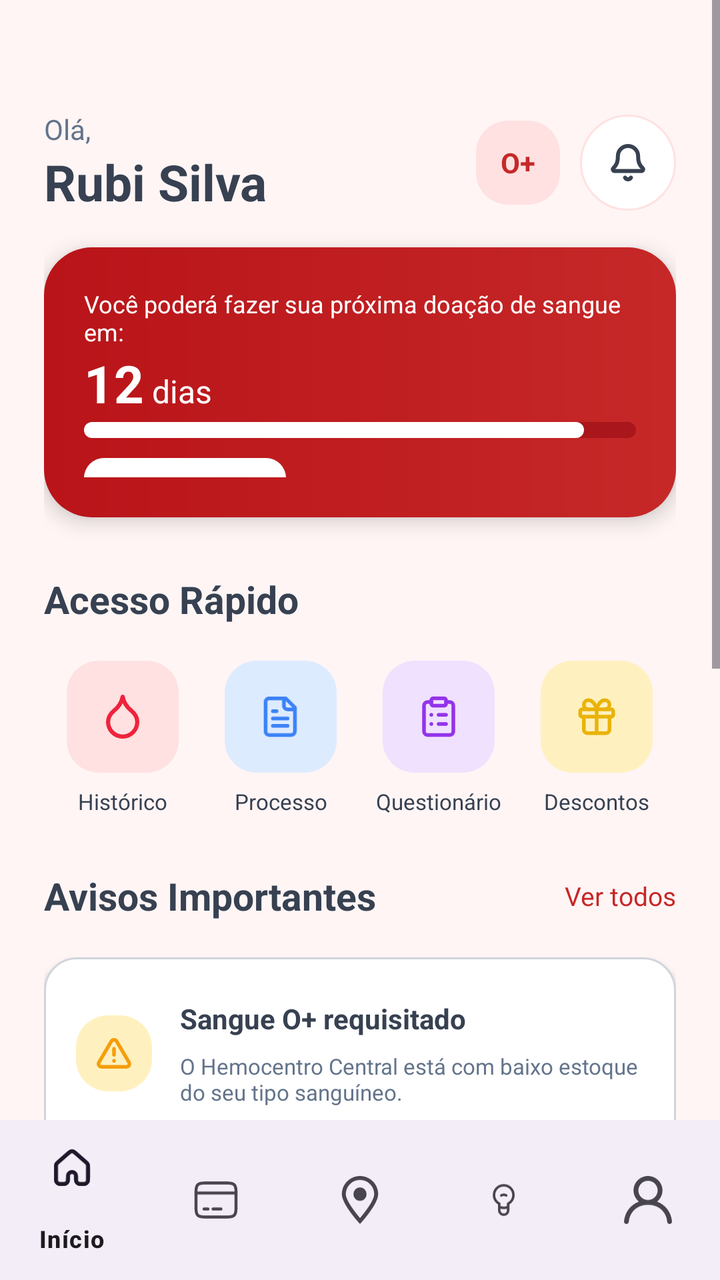
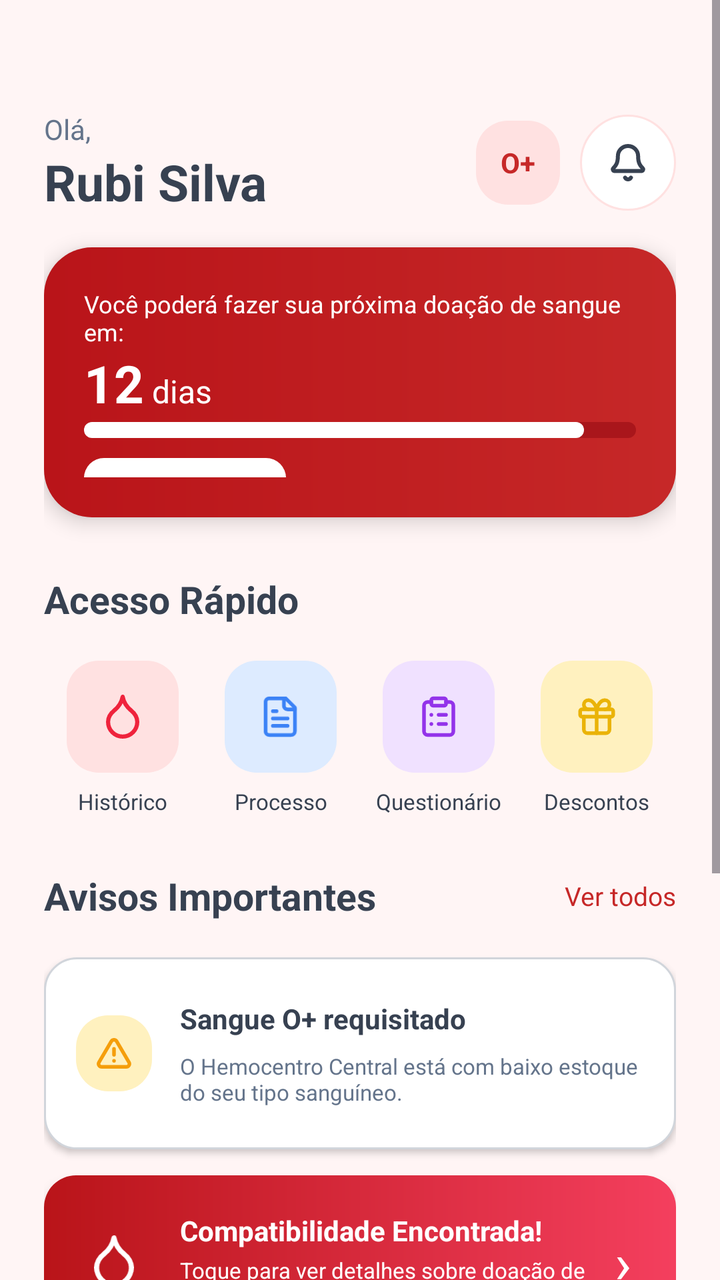

The first picture is an Android layout as it rendered before a commit; the second is the same layout after the commit. The layout source and the unified diff follow.
<!-- AndroidManifest.xml: application theme Theme.Hemo_Conecta -->
<!-- res/layout/fragment_inicio.xml -->
<?xml version="1.0" encoding="utf-8"?>
<androidx.constraintlayout.widget.ConstraintLayout
    xmlns:android="http://schemas.android.com/apk/res/android"
    xmlns:app="http://schemas.android.com/apk/res-auto"
    android:layout_width="match_parent"
    android:layout_height="match_parent"
    android:background="@color/background">

    
    <ScrollView
        android:layout_width="0dp"
        android:layout_height="0dp"
        android:fillViewport="true"
        app:layout_constraintBottom_toTopOf="@id/bottomNavigation"
        app:layout_constraintEnd_toEndOf="parent"
        app:layout_constraintHorizontal_bias="0.0"
        app:layout_constraintStart_toStartOf="parent"
        app:layout_constraintTop_toTopOf="parent"
        app:layout_constraintVertical_bias="0.0">

        <LinearLayout
            android:layout_width="match_parent"
            android:layout_height="wrap_content"
            android:orientation="vertical"
            android:paddingStart="22dp"
            android:paddingTop="55dp"
            android:paddingEnd="22dp"
            android:paddingBottom="25dp">

            
            <LinearLayout
                android:layout_width="match_parent"
                android:layout_height="wrap_content"
                android:gravity="center_vertical"
                android:orientation="horizontal">

                <LinearLayout
                    android:layout_width="0dp"
                    android:layout_height="wrap_content"
                    android:layout_weight="1"
                    android:orientation="vertical">

                    <TextView
                        android:layout_width="wrap_content"
                        android:layout_height="wrap_content"
                        android:text="@string/ola"
                        android:textColor="@color/text_secondary"
                        android:textSize="14sp" />

                    <TextView
                        android:layout_width="wrap_content"
                        android:layout_height="wrap_content"
                        android:text="@string/nome_usuario"
                        android:textColor="@color/text_title"
                        android:textSize="25sp"
                        android:textStyle="bold" />

                </LinearLayout>

                
                <TextView
                    android:layout_width="42dp"
                    android:layout_height="42dp"
                    android:background="@drawable/bg_quick_red"
                    android:gravity="center"
                    android:text="@string/tipo_sanguineo_usuario"
                    android:textColor="@color/red"
                    android:textSize="14sp"
                    android:textStyle="bold" />

                
                <ImageButton
                    android:layout_width="48dp"
                    android:layout_height="48dp"
                    android:layout_marginStart="10dp"
                    android:background="@drawable/bg_buttom_notifications"
                    android:contentDescription="@string/notificacoes"
                    android:padding="12dp"
                    android:src="@drawable/ic_notifications"
                    app:tint="@color/text_dark" />
            </LinearLayout>


            
            <LinearLayout
                android:layout_width="match_parent"
                android:layout_height="135dp"
                android:layout_marginTop="16dp"
                android:background="@drawable/bg_doacao"
                android:elevation="6dp"
                android:orientation="vertical"
                android:padding="20dp">

                <TextView
                    android:layout_width="wrap_content"
                    android:layout_height="wrap_content"
                    android:text="@string/proxima_doacao"
                    android:textColor="@color/white"
                    android:textSize="12sp" />

                <LinearLayout
                    android:layout_width="wrap_content"
                    android:layout_height="wrap_content"
                    android:gravity="bottom"
                    android:orientation="horizontal">

                    <TextView
                        android:layout_width="wrap_content"
                        android:layout_height="wrap_content"
                        android:text="@string/dias_proxima_doacao"
                        android:textColor="@color/white"
                        android:textSize="26sp"
                        android:textStyle="bold" />

                    <TextView
                        android:layout_width="wrap_content"
                        android:layout_height="wrap_content"
                        android:layout_marginStart="4dp"
                        android:text="@string/dias"
                        android:textColor="@color/white"
                        android:textSize="16sp" />

                </LinearLayout>

                
                <FrameLayout
                    android:layout_width="match_parent"
                    android:layout_height="8dp"
                    android:layout_marginTop="2dp"
                    android:background="@drawable/bg_progress">

                    <View
                        android:layout_width="250dp"
                        android:layout_height="match_parent"
                        android:background="@drawable/bg_progress_fill" />
                </FrameLayout>

                
                <TextView
                    android:layout_width="101dp"
                    android:layout_height="30dp"
                    android:layout_marginTop="10dp"
                    android:background="@drawable/bg_agendar"
                    android:gravity="center"
                    android:text="@string/agendar_agora"
                    android:textColor="@color/button_text"
                    android:textSize="11sp"
                    android:textStyle="bold" />
            </LinearLayout>


            
            <TextView
                android:layout_width="wrap_content"
                android:layout_height="wrap_content"
                android:layout_marginTop="28dp"
                android:text="@string/acesso_rapido"
                android:textColor="@color/text_title"
                android:textSize="19sp"
                android:textStyle="bold" />

            <LinearLayout
                android:layout_width="match_parent"
                android:layout_height="wrap_content"
                android:layout_marginTop="18dp"
                android:gravity="center"
                android:orientation="horizontal">

                
                <LinearLayout
                    android:layout_width="0dp"
                    android:layout_height="wrap_content"
                    android:layout_weight="1"
                    android:gravity="center"
                    android:orientation="vertical">

                    <ImageView
                        android:layout_width="56dp"
                        android:layout_height="56dp"
                        android:background="@drawable/bg_quick_red"
                        android:padding="17dp"
                        android:src="@drawable/ic_blood"
                        app:tint="@color/quick_red_icon" />

                    <TextView
                        android:layout_width="wrap_content"
                        android:layout_height="wrap_content"
                        android:layout_marginTop="7dp"
                        android:text="@string/historico"
                        android:textColor="@color/text_dark"
                        android:textSize="11sp" />
                </LinearLayout>

                
                <LinearLayout
                    android:layout_width="0dp"
                    android:layout_height="wrap_content"
                    android:layout_weight="1"
                    android:gravity="center"
                    android:orientation="vertical">

                    <ImageView
                        android:layout_width="56dp"
                        android:layout_height="56dp"
                        android:background="@drawable/bg_quick_blue"
                        android:padding="17dp"
                        android:src="@drawable/ic_document"
                        app:tint="@color/quick_blue_icon" />

                    <TextView
                        android:layout_width="wrap_content"
                        android:layout_height="wrap_content"
                        android:layout_marginTop="7dp"
                        android:text="@string/processo"
                        android:textColor="@color/text_dark"
                        android:textSize="11sp" />
                </LinearLayout>

                
                <LinearLayout
                    android:layout_width="0dp"
                    android:layout_height="wrap_content"
                    android:layout_weight="1"
                    android:gravity="center"
                    android:orientation="vertical">

                    <ImageView
                        android:layout_width="56dp"
                        android:layout_height="56dp"
                        android:background="@drawable/bg_quick_purple"
                        android:padding="17dp"
                        android:src="@drawable/ic_clipboard"
                        app:tint="@color/quick_purple_icon" />

                    <TextView
                        android:layout_width="wrap_content"
                        android:layout_height="wrap_content"
                        android:layout_marginTop="7dp"
                        android:text="@string/questionario"
                        android:textColor="@color/text_dark"
                        android:textSize="11sp" />
                </LinearLayout>

                
                <LinearLayout
                    android:layout_width="0dp"
                    android:layout_height="wrap_content"
                    android:layout_weight="1"
                    android:gravity="center"
                    android:orientation="vertical">

                    <ImageView
                        android:layout_width="56dp"
                        android:layout_height="56dp"
                        android:background="@drawable/bg_quick_yellow"
                        android:padding="17dp"
                        android:src="@drawable/ic_gift"
                        app:tint="@color/quick_yellow_icon" />

                    <TextView
                        android:layout_width="wrap_content"
                        android:layout_height="wrap_content"
                        android:layout_marginTop="7dp"
                        android:text="@string/descontos"
                        android:textColor="@color/text_dark"
                        android:textSize="11sp" />
                </LinearLayout>
            </LinearLayout>


            
            <LinearLayout
                android:layout_width="match_parent"
                android:layout_height="wrap_content"
                android:layout_marginTop="27dp"
                android:gravity="center_vertical"
                android:orientation="horizontal">

                <TextView
                    android:layout_width="0dp"
                    android:layout_height="wrap_content"
                    android:layout_weight="1"
                    android:text="@string/avisos_importantes"
                    android:textColor="@color/text_title"
                    android:textSize="19sp"
                    android:textStyle="bold" />

                <TextView
                    android:layout_width="wrap_content"
                    android:layout_height="wrap_content"
                    android:text="@string/ver_todos"
                    android:textColor="@color/red"
                    android:textSize="13sp" />
            </LinearLayout>


            
            <LinearLayout
                android:layout_width="match_parent"
                android:layout_height="96dp"
                android:layout_marginTop="18dp"
                android:background="@drawable/bg_aviso"
                android:elevation="2dp"
                android:gravity="center_vertical"
                android:orientation="horizontal"
                android:padding="16dp">

                <ImageView
                    android:layout_width="38dp"
                    android:layout_height="38dp"
                    android:background="@drawable/bg_quick_yellow"
                    android:padding="10dp"
                    android:src="@drawable/ic_warning"
                    app:tint="@color/warning_icon" />

                <LinearLayout
                    android:layout_width="0dp"
                    android:layout_height="wrap_content"
                    android:layout_marginStart="14dp"
                    android:layout_weight="1"
                    android:orientation="vertical">

                    <TextView
                        android:layout_width="wrap_content"
                        android:layout_height="wrap_content"
                        android:text="@string/sangue_o_positivo_requisitado"
                        android:textColor="@color/text_dark"
                        android:textSize="14sp"
                        android:textStyle="bold" />

                    <TextView
                        android:layout_width="wrap_content"
                        android:layout_height="wrap_content"
                        android:layout_marginTop="7dp"
                        android:text="@string/aviso_estoque"
                        android:textColor="@color/text_secondary"
                        android:textSize="11sp" />
                </LinearLayout>
            </LinearLayout>


            
            <LinearLayout
                android:layout_width="match_parent"
                android:layout_height="86dp"
                android:layout_marginTop="13dp"
                android:background="@drawable/bg_compatibilidade"
                android:elevation="4dp"
                android:gravity="center_vertical"
                android:orientation="horizontal"
                android:padding="14dp">

                <ImageView
                    android:layout_width="42dp"
                    android:layout_height="42dp"
                    android:padding="8dp"
                    android:src="@drawable/ic_blood"
                    app:tint="@color/white" />

                <LinearLayout
                    android:layout_width="0dp"
                    android:layout_height="wrap_content"
                    android:layout_marginStart="12dp"
                    android:layout_weight="1"
                    android:orientation="vertical">

                    <TextView
                        android:layout_width="wrap_content"
                        android:layout_height="wrap_content"
                        android:text="@string/compatibilidade_encontrada"
                        android:textColor="@color/white"
                        android:textSize="14sp"
                        android:textStyle="bold" />

                    <TextView
                        android:layout_width="wrap_content"
                        android:layout_height="wrap_content"
                        android:layout_marginTop="3dp"
                        android:text="@string/compatibilidade_descricao"
                        android:textColor="@color/white"
                        android:textSize="11sp" />
                </LinearLayout>

                <TextView
                    android:layout_width="25dp"
                    android:layout_height="wrap_content"
                    android:gravity="center"
                    android:text="›"
                    android:textColor="@color/white"
                    android:textSize="28sp" />
            </LinearLayout>


            
            <LinearLayout
                android:layout_width="match_parent"
                android:layout_height="215dp"
                android:layout_marginTop="24dp"
                android:background="@drawable/bg_ranking"
                android:orientation="vertical"
                android:padding="18dp">

                
                <LinearLayout
                    android:layout_width="match_parent"
                    android:layout_height="wrap_content"
                    android:gravity="center_vertical"
                    android:orientation="horizontal">

                    <ImageView
                        android:layout_width="22dp"
                        android:layout_height="22dp"
                        android:src="@drawable/ic_trophy"
                        app:tint="@color/ranking_gold" />

                    <TextView
                        android:layout_width="0dp"
                        android:layout_height="wrap_content"
                        android:layout_marginStart="8dp"
                        android:layout_weight="1"
                        android:text="@string/ranking_local"
                        android:textColor="@color/text_title"
                        android:textSize="16sp"
                        android:textStyle="bold" />

                    <TextView
                        android:layout_width="wrap_content"
                        android:layout_height="wrap_content"
                        android:text="@string/ver_todos"
                        android:textColor="@color/red"
                        android:textSize="12sp" />
                </LinearLayout>

                
                <LinearLayout
                    android:layout_width="match_parent"
                    android:layout_height="43dp"
                    android:gravity="center_vertical"
                    android:orientation="horizontal">

                    <TextView
                        android:layout_width="30dp"
                        android:layout_height="wrap_content"
                        android:text="@string/primeiro_lugar"
                        android:textColor="@color/ranking_gold"
                        android:textSize="13sp"
                        android:textStyle="bold" />

                    <TextView
                        android:layout_width="0dp"
                        android:layout_height="wrap_content"
                        android:layout_weight="1"
                        android:text="@string/ranking_primeiro"
                        android:textColor="@color/text_dark"
                        android:textSize="13sp" />

                    <TextView
                        android:layout_width="wrap_content"
                        android:layout_height="wrap_content"
                        android:text="@string/pontos_primeiro"
                        android:textColor="@color/text_dark"
                        android:textSize="13sp"
                        android:textStyle="bold" />
                </LinearLayout>

                
                <LinearLayout
                    android:layout_width="match_parent"
                    android:layout_height="43dp"
                    android:gravity="center_vertical"
                    android:orientation="horizontal">

                    <TextView
                        android:layout_width="30dp"
                        android:layout_height="wrap_content"
                        android:text="@string/segundo_lugar"
                        android:textColor="@color/ranking_second"
                        android:textSize="13sp"
                        android:textStyle="bold" />

                    <TextView
                        android:layout_width="0dp"
                        android:layout_height="wrap_content"
                        android:layout_weight="1"
                        android:text="@string/ranking_segundo"
                        android:textColor="@color/text_dark"
                        android:textSize="13sp" />

                    <TextView
                        android:layout_width="wrap_content"
                        android:layout_height="wrap_content"
                        android:text="@string/pontos_segundo"
                        android:textColor="@color/text_dark"
                        android:textSize="13sp"
                        android:textStyle="bold" />
                </LinearLayout>


                
                <LinearLayout
                    android:layout_width="match_parent"
                    android:layout_height="39dp"
                    android:background="@drawable/bg_ranking_selected"
                    android:gravity="center_vertical"
                    android:orientation="horizontal"
                    android:paddingStart="8dp"
                    android:paddingEnd="8dp">

                    <TextView
                        android:layout_width="30dp"
                        android:layout_height="wrap_content"
                        android:text="@string/terceiro_lugar"
                        android:textColor="@color/ranking_third"
                        android:textSize="13sp"
                        android:textStyle="bold" />

                    <TextView
                        android:layout_width="0dp"
                        android:layout_height="wrap_content"
                        android:layout_weight="1"
                        android:text="@string/ranking_terceiro"
                        android:textColor="@color/red_dark"
                        android:textSize="13sp"
                        android:textStyle="bold" />

                    <TextView
                        android:layout_width="wrap_content"
                        android:layout_height="wrap_content"
                        android:text="@string/pontos_terceiro"
                        android:textColor="@color/text_dark"
                        android:textSize="13sp"
                        android:textStyle="bold" />
                </LinearLayout>
            </LinearLayout>
        </LinearLayout>
    </ScrollView>

    <com.google.android.material.bottomnavigation.BottomNavigationView
        android:id="@+id/bottomNavigation"
        android:layout_width="0dp"
        android:layout_height="wrap_content"
        app:menu="@menu/bottom_nav_menu"
        app:layout_constraintBottom_toBottomOf="parent"
        app:layout_constraintStart_toStartOf="parent"
        app:layout_constraintEnd_toEndOf="parent" />
</androidx.constraintlayout.widget.ConstraintLayout>
<!-- resources referenced by this layout -->
<resources>
  <color name="background">#FFF5F5</color>
  <color name="button_text">#B91419</color>
  <color name="quick_blue_icon">#3B82F6</color>
  <color name="quick_purple_icon">#9333EA</color>
  <color name="quick_red_icon">#EF233C</color>
  <color name="quick_yellow_icon">#EAB308</color>
  <color name="ranking_gold">#EAB308</color>
  <color name="ranking_second">#94A3B8</color>
  <color name="ranking_third">#DC2626</color>
  <color name="red">#C62828</color>
  <color name="red_dark">#B91419</color>
  <color name="text_dark">#374151</color>
  <color name="text_secondary">#64748B</color>
  <color name="text_title">#374151</color>
  <color name="warning_icon">#F59E0B</color>
  <color name="white">#FFFFFF</color>
  <!-- drawable bg_agendar (drawable) -->
  <?xml version="1.0" encoding="utf-8"?>
  <shape xmlns:android="http://schemas.android.com/apk/res/android">
  
      <solid android:color="@color/white"/>
  
      <corners android:radius="10dp"/>
  
  </shape>
  <!-- drawable bg_progress (drawable) -->
  <?xml version="1.0" encoding="utf-8"?>
  <shape xmlns:android="http://schemas.android.com/apk/res/android">
  
      <solid android:color="@color/progress_background"/>
  
      <corners android:radius="10dp"/>
  
  </shape>
  <!-- drawable bg_progress_fill (drawable) -->
  <?xml version="1.0" encoding="utf-8"?>
  <shape xmlns:android="http://schemas.android.com/apk/res/android">
  
      <solid android:color="@color/white"/>
  
      <corners android:radius="10dp"/>
  
  </shape>
  <!-- drawable bg_quick_red (drawable) -->
  <?xml version="1.0" encoding="utf-8"?>
  <shape xmlns:android="http://schemas.android.com/apk/res/android">
  
      <solid android:color="@color/quick_red_background"/>
      <corners android:radius="16dp"/>
  
  </shape>
  <string name="acesso_rapido">Acesso Rápido</string>
  <string name="agendar_agora">Agendar agora</string>
  <string name="aviso_estoque">
      O Hemocentro Central está com baixo estoque\ndo seu tipo sanguíneo.
  </string>
  <string name="avisos_importantes">Avisos Importantes</string>
  <string name="compatibilidade_descricao">
      Toque para ver detalhes sobre doação de\nmedula.
  </string>
  <string name="compatibilidade_encontrada">
      Compatibilidade Encontrada!
  </string>
  <string name="descontos">Descontos</string>
  <string name="dias">dias</string>
  <string name="dias_proxima_doacao">12</string>
  <string name="historico">Histórico</string>
  <string name="nome_usuario">Rubi Silva</string>
  <string name="notificacoes">Notificações</string>
  <string name="ola">Olá,</string>
  <string name="pontos_primeiro">3.450 pts</string>
  <string name="pontos_segundo">2.890 pts</string>
  <string name="pontos_terceiro">1.250 pts</string>
  <string name="primeiro_lugar">#1</string>
  <string name="processo">Processo</string>
  <string name="proxima_doacao">
      Você poderá fazer sua próxima doação de sangue em:
  </string>
  <string name="questionario">Questionário</string>
  <string name="ranking_local">Ranking Local</string>
  <string name="ranking_primeiro">Maria Costa</string>
  <string name="ranking_segundo">Cláudia Lima</string>
  <string name="ranking_terceiro">Rubi Silva (Você)</string>
  <string name="sangue_o_positivo_requisitado">
      Sangue O+ requisitado
  </string>
  <string name="segundo_lugar">#2</string>
  <string name="terceiro_lugar">#3</string>
  <string name="tipo_sanguineo_usuario">O+</string>
  <string name="ver_todos">Ver todos</string>
  <style name="Theme.Hemo_Conecta" parent="Base.Theme.Hemo_Conecta" />
  <color name="button_border">#D1D5DB</color>
  <color name="red_light">#FFE1E1</color>
  <color name="progress_background">#A9161B</color>
  <color name="quick_blue_background">#DDEBFF</color>
  <color name="quick_purple_background">#F0E1FF</color>
  <color name="quick_red_background">#FFE1E1</color>
  <color name="quick_yellow_background">#FFF1BF</color>
  <color name="ranking_selected">#FFF0F0</color>
  <style name="Base.Theme.Hemo_Conecta" parent="Theme.Material3.DayNight.NoActionBar">
          
          
      </style>
  <!-- unchanged entries left out for length: 16 -->
</resources>

<!-- the commit's change to res/layout/fragment_inicio.xml (unified diff, before → after) -->
@@ -9,9 +9,9 @@
     
     <ScrollView
         android:layout_width="0dp"
-        android:layout_height="0dp"
+        android:layout_height="match_parent"
         android:fillViewport="true"
-        app:layout_constraintBottom_toTopOf="@id/bottomNavigation"
+        app:layout_constraintBottom_toTopOf="parent"
         app:layout_constraintEnd_toEndOf="parent"
         app:layout_constraintHorizontal_bias="0.0"
         app:layout_constraintStart_toStartOf="parent"
@@ -534,13 +534,4 @@
             </LinearLayout>
         </LinearLayout>
     </ScrollView>
-
-    <com.google.android.material.bottomnavigation.BottomNavigationView
-        android:id="@+id/bottomNavigation"
-        android:layout_width="0dp"
-        android:layout_height="wrap_content"
-        app:menu="@menu/bottom_nav_menu"
-        app:layout_constraintBottom_toBottomOf="parent"
-        app:layout_constraintStart_toStartOf="parent"
-        app:layout_constraintEnd_toEndOf="parent" />
 </androidx.constraintlayout.widget.ConstraintLayout>
